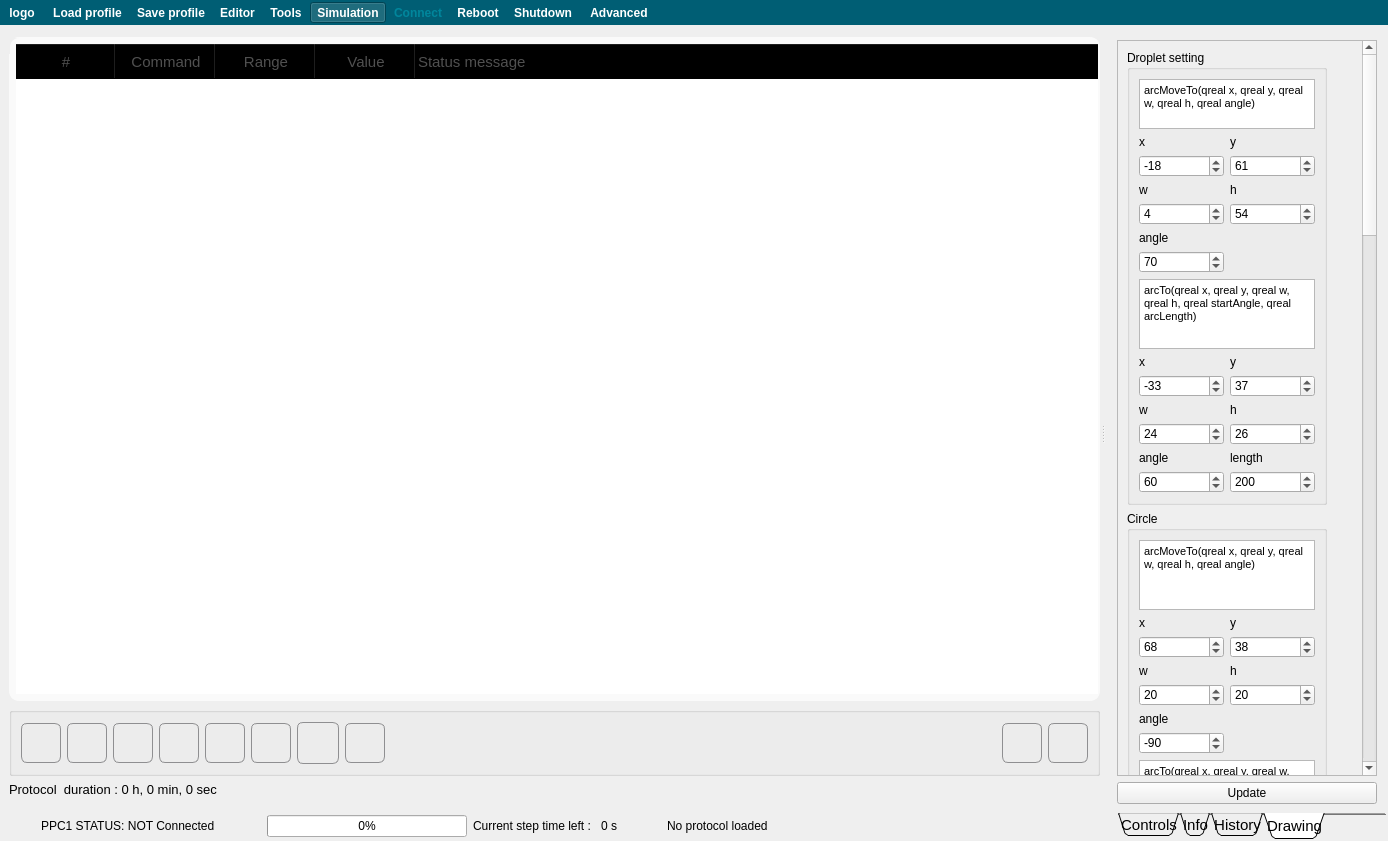
Qt form apps/Biopen_wizard/Lab-on-a-tip.ui (bellonemauro/Labonatip2.0) before a commit.
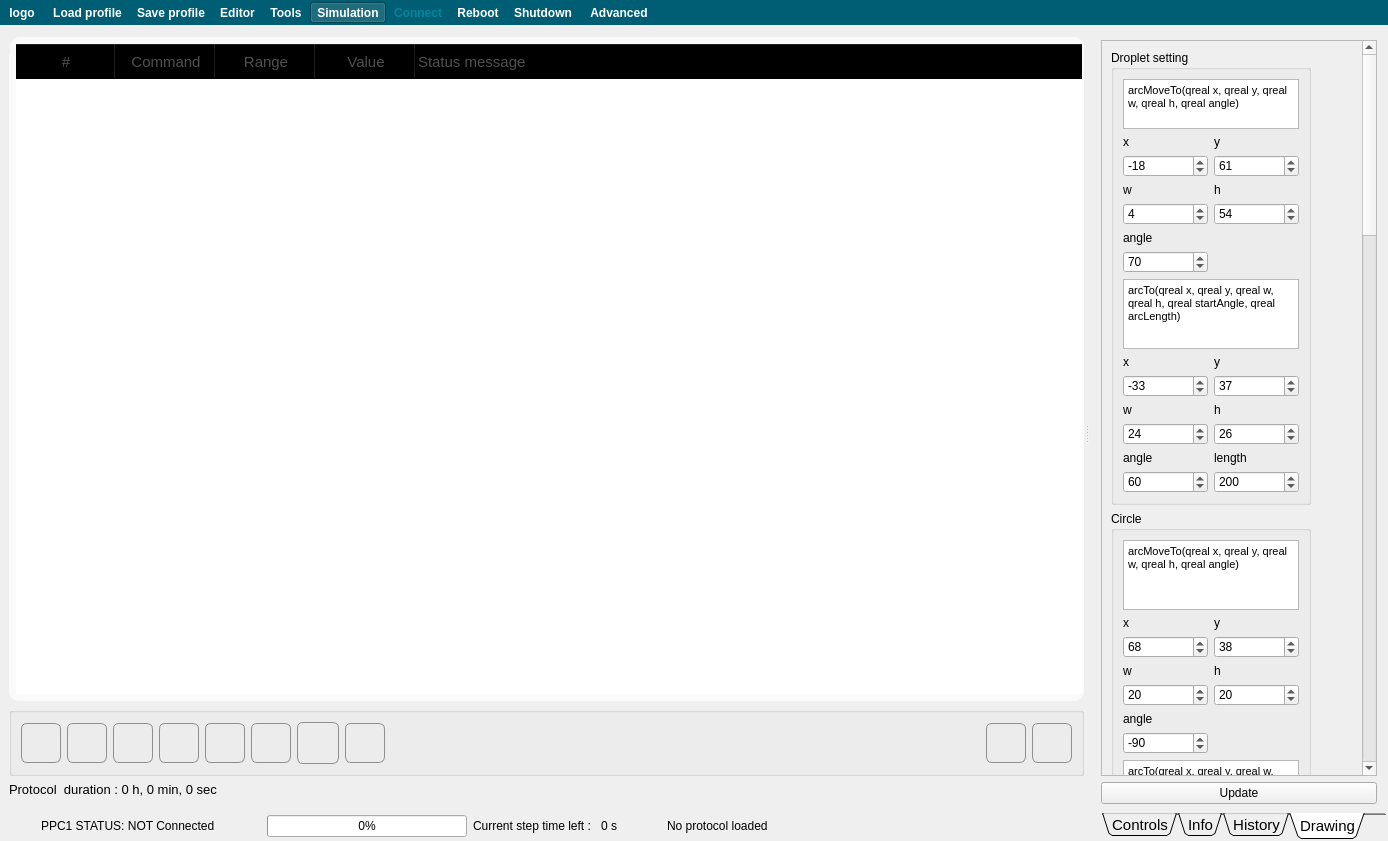
The same form after that commit. The open tabs and pages were chosen to show the change. Icons and pictures are not drawn.

```diff
--- a/apps/Biopen_wizard/Lab-on-a-tip.ui
+++ b/apps/Biopen_wizard/Lab-on-a-tip.ui
@@ -149,7 +149,7 @@
         <rect>
          <x>0</x>
          <y>0</y>
-         <width>1103</width>
+         <width>1089</width>
          <height>743</height>
         </rect>
        </property>
@@ -191,8 +191,8 @@
             <rect>
              <x>0</x>
              <y>0</y>
-             <width>1103</width>
-             <height>702</height>
+             <width>1089</width>
+             <height>708</height>
             </rect>
            </property>
            <layout class="QGridLayout" name="gridLayout">
@@ -3688,7 +3688,7 @@
    </property>
    <property name="minimumSize">
     <size>
-     <width>251</width>
+     <width>298</width>
      <height>609</height>
     </size>
    </property>
@@ -3776,8 +3776,11 @@
     border-bottom-color: #C2C7CB; /* same as the pane color */
     border-bottom-left-radius: 4px;
     border-bottom-right-radius: 4px;
-    min-width: 8ex;
-    padding: 2px;
+    min-width: 7ex;
+    padding-top: 2px;
+    padding-bottom: 2px;
+    padding-right: 9px;
+    padding-left: 9px;
 }
 
 QTabBar::tab:selected, QTabBar::tab:hover {
@@ -6567,8 +6570,8 @@
                  <rect>
                   <x>0</x>
                   <y>0</y>
-                  <width>218</width>
-                  <height>3561</height>
+                  <width>257</width>
+                  <height>2691</height>
                  </rect>
                 </property>
                 <layout class="QVBoxLayout" name="verticalLayout_3">
@@ -7119,8 +7122,8 @@
                        <string>&lt;!DOCTYPE HTML PUBLIC &quot;-//W3C//DTD HTML 4.0//EN&quot; &quot;http://www.w3.org/TR/REC-html40/strict.dtd&quot;&gt;
 &lt;html&gt;&lt;head&gt;&lt;meta name=&quot;qrichtext&quot; content=&quot;1&quot; /&gt;&lt;style type=&quot;text/css&quot;&gt;
 p, li { white-space: pre-wrap; }
-&lt;/style&gt;&lt;/head&gt;&lt;body style=&quot; font-family:'MS Shell Dlg 2'; font-size:15.75pt; font-weight:400; font-style:normal;&quot;&gt;
-&lt;p style=&quot; margin-top:0px; margin-bottom:0px; margin-left:0px; margin-right:0px; -qt-block-indent:0; text-indent:0px;&quot;&gt;&lt;span style=&quot; font-family:'MS Shell Dlg 2'; font-size:8.25pt;&quot;&gt;arcTo(qreal x, qreal y, qreal w, qreal h, qreal startAngle, qreal arcLength)&lt;/span&gt;&lt;/p&gt;&lt;/body&gt;&lt;/html&gt;</string>
+&lt;/style&gt;&lt;/head&gt;&lt;body style=&quot; font-family:'MS Shell Dlg 2'; font-size:8.25pt; font-weight:400; font-style:normal;&quot;&gt;
+&lt;p style=&quot; margin-top:0px; margin-bottom:0px; margin-left:0px; margin-right:0px; -qt-block-indent:0; text-indent:0px;&quot;&gt;&lt;span style=&quot; font-family:'MS Shell Dlg 2';&quot;&gt;arcTo(qreal x, qreal y, qreal w, qreal h, qreal startAngle, qreal arcLength)&lt;/span&gt;&lt;/p&gt;&lt;/body&gt;&lt;/html&gt;</string>
                       </property>
                      </widget>
                     </item>
@@ -7136,8 +7139,8 @@
                        <string>&lt;!DOCTYPE HTML PUBLIC &quot;-//W3C//DTD HTML 4.0//EN&quot; &quot;http://www.w3.org/TR/REC-html40/strict.dtd&quot;&gt;
 &lt;html&gt;&lt;head&gt;&lt;meta name=&quot;qrichtext&quot; content=&quot;1&quot; /&gt;&lt;style type=&quot;text/css&quot;&gt;
 p, li { white-space: pre-wrap; }
-&lt;/style&gt;&lt;/head&gt;&lt;body style=&quot; font-family:'MS Shell Dlg 2'; font-size:15.75pt; font-weight:400; font-style:normal;&quot;&gt;
-&lt;p style=&quot; margin-top:0px; margin-bottom:0px; margin-left:0px; margin-right:0px; -qt-block-indent:0; text-indent:0px;&quot;&gt;&lt;span style=&quot; font-family:'MS Shell Dlg 2'; font-size:8.25pt;&quot;&gt;arcMoveTo(qreal x, qreal y, qreal w, qreal h, qreal angle)&lt;/span&gt;&lt;/p&gt;&lt;/body&gt;&lt;/html&gt;</string>
+&lt;/style&gt;&lt;/head&gt;&lt;body style=&quot; font-family:'MS Shell Dlg 2'; font-size:8.25pt; font-weight:400; font-style:normal;&quot;&gt;
+&lt;p style=&quot; margin-top:0px; margin-bottom:0px; margin-left:0px; margin-right:0px; -qt-block-indent:0; text-indent:0px;&quot;&gt;&lt;span style=&quot; font-family:'MS Shell Dlg 2';&quot;&gt;arcMoveTo(qreal x, qreal y, qreal w, qreal h, qreal angle)&lt;/span&gt;&lt;/p&gt;&lt;/body&gt;&lt;/html&gt;</string>
                       </property>
                      </widget>
                     </item>
@@ -7412,8 +7415,8 @@
                        <string>&lt;!DOCTYPE HTML PUBLIC &quot;-//W3C//DTD HTML 4.0//EN&quot; &quot;http://www.w3.org/TR/REC-html40/strict.dtd&quot;&gt;
 &lt;html&gt;&lt;head&gt;&lt;meta name=&quot;qrichtext&quot; content=&quot;1&quot; /&gt;&lt;style type=&quot;text/css&quot;&gt;
 p, li { white-space: pre-wrap; }
-&lt;/style&gt;&lt;/head&gt;&lt;body style=&quot; font-family:'MS Shell Dlg 2'; font-size:15.75pt; font-weight:400; font-style:normal;&quot;&gt;
-&lt;p style=&quot; margin-top:0px; margin-bottom:0px; margin-left:0px; margin-right:0px; -qt-block-indent:0; text-indent:0px;&quot;&gt;&lt;span style=&quot; font-family:'MS Shell Dlg 2'; font-size:8.25pt;&quot;&gt;arcTo(qreal x, qreal y, qreal w, qreal h, qreal startAngle, qreal arcLength)&lt;/span&gt;&lt;/p&gt;&lt;/body&gt;&lt;/html&gt;</string>
+&lt;/style&gt;&lt;/head&gt;&lt;body style=&quot; font-family:'MS Shell Dlg 2'; font-size:8.25pt; font-weight:400; font-style:normal;&quot;&gt;
+&lt;p style=&quot; margin-top:0px; margin-bottom:0px; margin-left:0px; margin-right:0px; -qt-block-indent:0; text-indent:0px;&quot;&gt;&lt;span style=&quot; font-family:'MS Shell Dlg 2';&quot;&gt;arcTo(qreal x, qreal y, qreal w, qreal h, qreal startAngle, qreal arcLength)&lt;/span&gt;&lt;/p&gt;&lt;/body&gt;&lt;/html&gt;</string>
                       </property>
                      </widget>
                     </item>
@@ -7423,8 +7426,8 @@
                        <string>&lt;!DOCTYPE HTML PUBLIC &quot;-//W3C//DTD HTML 4.0//EN&quot; &quot;http://www.w3.org/TR/REC-html40/strict.dtd&quot;&gt;
 &lt;html&gt;&lt;head&gt;&lt;meta name=&quot;qrichtext&quot; content=&quot;1&quot; /&gt;&lt;style type=&quot;text/css&quot;&gt;
 p, li { white-space: pre-wrap; }
-&lt;/style&gt;&lt;/head&gt;&lt;body style=&quot; font-family:'MS Shell Dlg 2'; font-size:15.75pt; font-weight:400; font-style:normal;&quot;&gt;
-&lt;p style=&quot; margin-top:0px; margin-bottom:0px; margin-left:0px; margin-right:0px; -qt-block-indent:0; text-indent:0px;&quot;&gt;&lt;span style=&quot; font-family:'MS Shell Dlg 2'; font-size:8.25pt;&quot;&gt;arcMoveTo(qreal x, qreal y, qreal w, qreal h, qreal angle)&lt;/span&gt;&lt;/p&gt;&lt;/body&gt;&lt;/html&gt;</string>
+&lt;/style&gt;&lt;/head&gt;&lt;body style=&quot; font-family:'MS Shell Dlg 2'; font-size:8.25pt; font-weight:400; font-style:normal;&quot;&gt;
+&lt;p style=&quot; margin-top:0px; margin-bottom:0px; margin-left:0px; margin-right:0px; -qt-block-indent:0; text-indent:0px;&quot;&gt;&lt;span style=&quot; font-family:'MS Shell Dlg 2';&quot;&gt;arcMoveTo(qreal x, qreal y, qreal w, qreal h, qreal angle)&lt;/span&gt;&lt;/p&gt;&lt;/body&gt;&lt;/html&gt;</string>
                       </property>
                      </widget>
                     </item>
```
Left out of the diff: 40 changed lines with no effect on the pictures.
